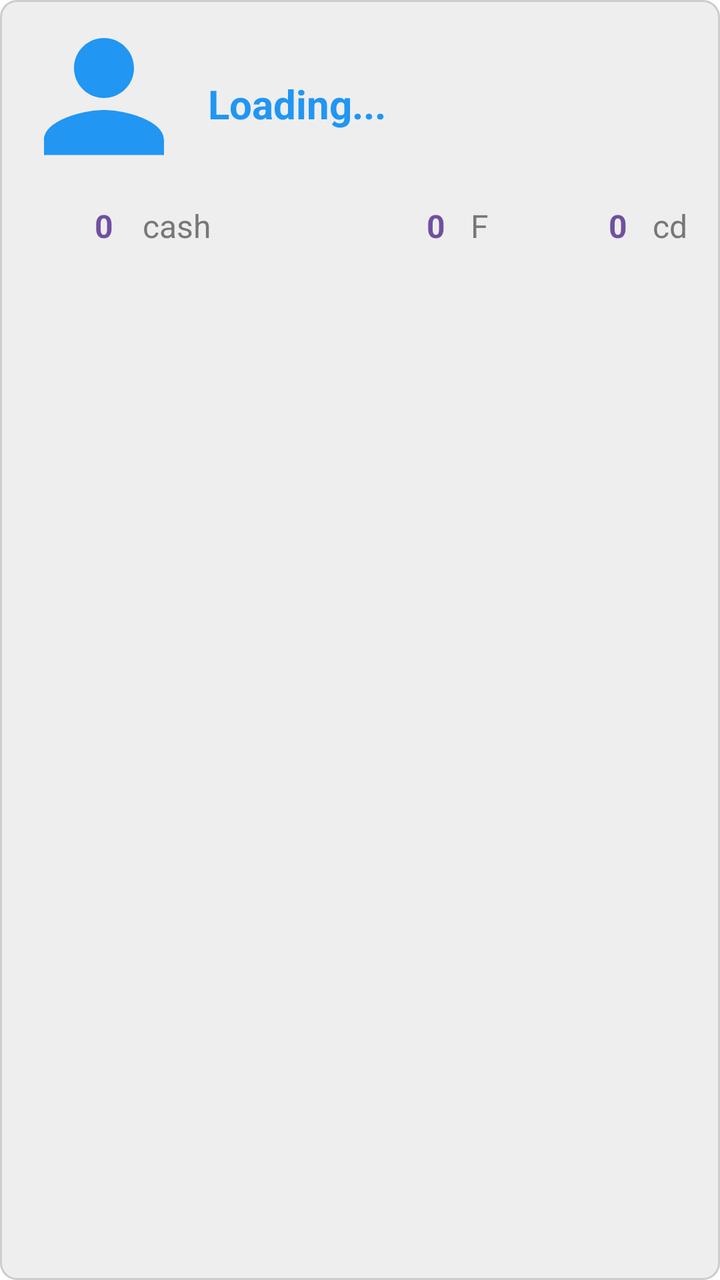
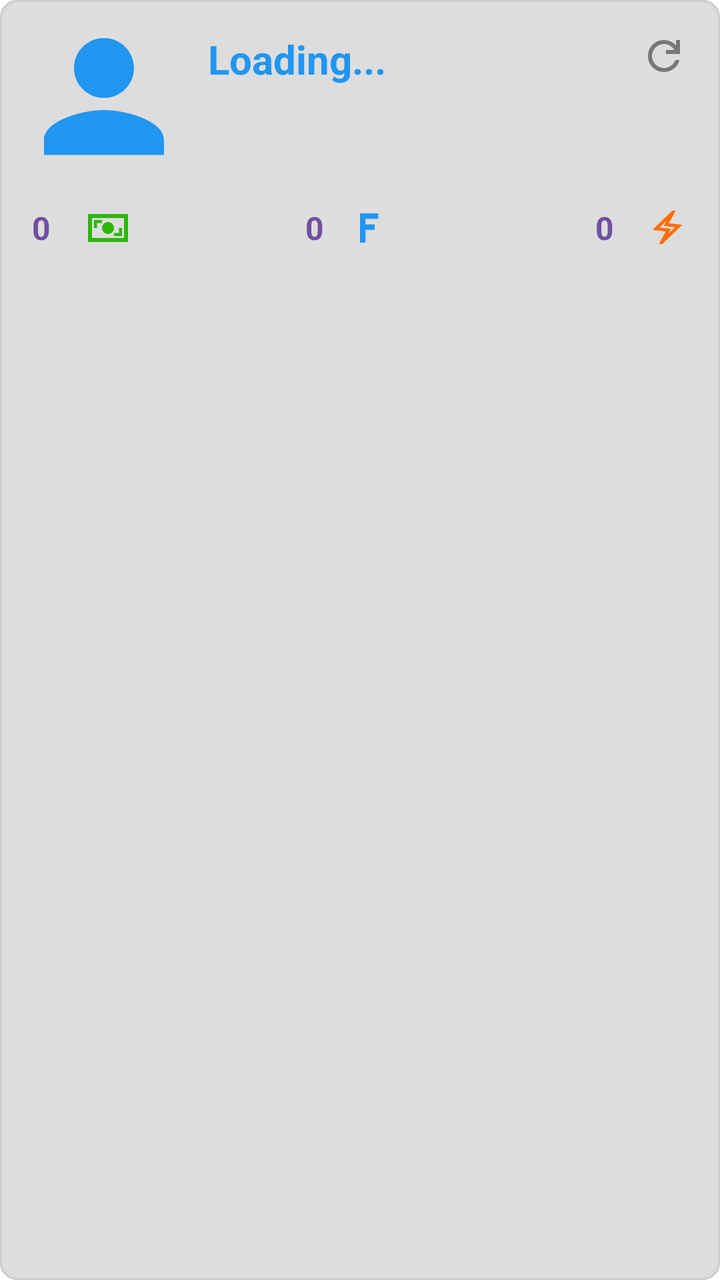

An Android layout rendered at two revisions. The XML below is the earlier revision; the diff shows what the commit changed to produce the second picture.
<!-- AndroidManifest.xml: application theme Theme.Freer -->
<!-- res/layout/layout_fid_card.xml -->
<?xml version="1.0" encoding="utf-8"?>
<LinearLayout xmlns:android="http://schemas.android.com/apk/res/android"
    android:id="@+id/fidCard"
    android:layout_width="match_parent"
    android:layout_height="wrap_content"
    android:layout_margin="8dp"
    android:background="@drawable/rounded_textbox_background"
    android:orientation="vertical"
    android:padding="16dp">

    
    <LinearLayout
        android:layout_width="match_parent"
        android:layout_height="wrap_content"
        android:orientation="horizontal"
        android:gravity="center_vertical"
        android:layout_marginBottom="14dp">

        
        <ImageView
            android:id="@+id/fidAvatar"
            android:layout_width="72dp"
            android:layout_height="72dp"
            android:layout_marginEnd="16dp"
            android:src="@drawable/ic_person"
            android:contentDescription="@string/person_avatar" />

        
        <LinearLayout
            android:layout_width="0dp"
            android:layout_height="wrap_content"
            android:layout_weight="1"
            android:orientation="vertical"
            android:gravity="center_vertical">

            
            <TextView
                android:id="@+id/fidName"
                android:layout_width="wrap_content"
                android:layout_height="wrap_content"
                android:text="Loading..."
                android:textSize="20sp"
                android:textStyle="bold"
                android:textColor="@color/colorAccent"
                android:maxLines="2"
                android:ellipsize="end" />

            
            <TextView
                android:id="@+id/fidLabel"
                android:layout_width="wrap_content"
                android:layout_height="wrap_content"
                android:layout_marginTop="2dp"
                android:textSize="14sp"
                android:textStyle="bold"
                android:textColor="@color/hint"
                android:background="?attr/selectableItemBackground"
                android:padding="4dp"
                android:clickable="true"
                android:focusable="true"
                android:visibility="gone"
                android:minWidth="20dp"
                android:minHeight="20dp"
                android:maxLines="1"
                android:ellipsize="end" />

            
            <ImageView
                android:id="@+id/fidEditIcon"
                android:layout_width="28dp"
                android:layout_height="28dp"
                android:layout_marginTop="2dp"
                android:src="@drawable/ic_label"
                android:background="?attr/selectableItemBackgroundBorderless"
                android:padding="2dp"
                android:clickable="true"
                android:focusable="true"
                android:contentDescription="@string/enter_label"
                android:visibility="gone" />

        </LinearLayout>

        
        <ImageView
            android:id="@+id/fidNoPrikeyIcon"
            android:layout_width="34dp"
            android:layout_height="34dp"
            android:layout_marginTop="-22dp"
            android:src="@drawable/ic_no_prikey"
            android:visibility="gone"
            android:scaleType="centerInside" />

    </LinearLayout>

    
    <LinearLayout
        android:layout_width="match_parent"
        android:layout_height="wrap_content"
        android:orientation="horizontal"
        android:gravity="center_vertical">

        
        <LinearLayout
            android:layout_width="0dp"
            android:layout_height="wrap_content"
            android:layout_weight="1.8"
            android:orientation="horizontal"
            android:gravity="center_vertical|end">
            
            <TextView
                android:id="@+id/fidCash"
                android:layout_width="wrap_content"
                android:layout_height="wrap_content"
                android:text="0"
                android:textSize="16sp"
                android:textStyle="bold"
                android:textColor="@color/field_name"
                android:layout_marginEnd="4dp"
                android:minWidth="20dp"
                android:minHeight="20dp" />

            <TextView
                android:layout_width="wrap_content"
                android:layout_height="wrap_content"
                android:text="cash"
                android:textSize="16sp"
                android:textColor="@color/hint" />
        </LinearLayout>

        
        <LinearLayout
            android:layout_width="0dp"
            android:layout_height="wrap_content"
            android:layout_weight="2.8"
            android:orientation="horizontal"
            android:gravity="center_vertical|end">

            <TextView
                android:id="@+id/fidBalance"
                android:layout_width="wrap_content"
                android:layout_height="wrap_content"
                android:text="0"
                android:textSize="16sp"
                android:textStyle="bold"
                android:textColor="@color/field_name"
                android:layout_marginEnd="2dp"
                android:minWidth="20dp"
                android:minHeight="20dp" />

            <TextView
                android:layout_width="wrap_content"
                android:layout_height="wrap_content"
                android:text="F"
                android:textSize="16sp"
                android:textColor="@color/hint" />
        </LinearLayout>

        
        <LinearLayout
            android:layout_width="0dp"
            android:layout_height="wrap_content"
            android:layout_weight="2"
            android:orientation="horizontal"
            android:gravity="center_vertical|end">
            
            <TextView
                android:id="@+id/fidCd"
                android:layout_width="wrap_content"
                android:layout_height="wrap_content"
                android:text="0"
                android:textStyle="bold"
                android:textSize="16sp"
                android:textColor="@color/field_name"
                android:layout_marginEnd="2dp"
                android:minWidth="20dp"
                android:minHeight="20dp" />

            <TextView
                android:layout_width="wrap_content"
                android:layout_height="wrap_content"
                android:text="cd"
                android:textSize="16sp"
                android:textColor="@color/hint" />
        </LinearLayout>

    </LinearLayout>

</LinearLayout>
<!-- resources referenced by this layout -->
<resources>
  <color name="colorAccent">#2196F3</color>
  <!-- drawable rounded_textbox_background (drawable) -->
  <?xml version="1.0" encoding="utf-8"?>
  <shape xmlns:android="http://schemas.android.com/apk/res/android"
      android:shape="rectangle">
      <solid android:color="@color/background_light" />
      <corners android:radius="8dp" />
      <stroke
          android:width="1dp"
          android:color="#CCCCCC" />
  </shape>
  <color name="background_light">#EEEEEE</color>
  <!-- unchanged entries left out for length: 11 -->
</resources>

<!-- the commit's change to res/layout/layout_fid_card.xml (unified diff, before → after) -->
@@ -1,5 +1,6 @@
 <?xml version="1.0" encoding="utf-8"?>
 <LinearLayout xmlns:android="http://schemas.android.com/apk/res/android"
+    xmlns:app="http://schemas.android.com/apk/res-auto"
     android:id="@+id/fidCard"
     android:layout_width="match_parent"
     android:layout_height="wrap_content"
@@ -13,7 +14,6 @@
         android:layout_width="match_parent"
         android:layout_height="wrap_content"
         android:orientation="horizontal"
-        android:gravity="center_vertical"
         android:layout_marginBottom="14dp">
 
         
@@ -23,72 +23,194 @@
             android:layout_height="72dp"
             android:layout_marginEnd="16dp"
             android:src="@drawable/ic_person"
+            android:gravity="center_vertical"
             android:contentDescription="@string/person_avatar" />
-
-        
         <LinearLayout
-            android:layout_width="0dp"
+            android:layout_width="match_parent"
             android:layout_height="wrap_content"
-            android:layout_weight="1"
             android:orientation="vertical"
-            android:gravity="center_vertical">
+            >
 
             
-            <TextView
-                android:id="@+id/fidName"
-                android:layout_width="wrap_content"
-                android:layout_height="wrap_content"
-                android:text="Loading..."
-                android:textSize="20sp"
-                android:textStyle="bold"
-                android:textColor="@color/colorAccent"
-                android:maxLines="2"
-                android:ellipsize="end" />
+            <LinearLayout
+                android:layout_width="match_parent"
+                android:layout_height="wrap_content"
+                android:layout_weight="1"
+                android:orientation="horizontal"
+                android:gravity="center_vertical">
+
+                
+                <LinearLayout
+                    android:layout_width="0dp"
+                    android:layout_height="wrap_content"
+                    android:layout_weight="1"
+                    android:orientation="vertical"
+                    android:gravity="center_vertical">
+
+                    <TextView
+                        android:id="@+id/fidName"
+                        android:layout_width="wrap_content"
+                        android:layout_height="wrap_content"
+                        android:text="Loading..."
+                        android:textSize="20sp"
+                        android:textStyle="bold"
+                        android:maxLines="2"
+                        android:ellipsize="middle"
+                        android:textColor="@color/accent"
+
+                         />
+                    
+                    <TextView
+                        android:id="@+id/fidLabel"
+                        android:layout_width="wrap_content"
+                        android:layout_height="wrap_content"
+                        android:layout_marginTop="2dp"
+                        android:textSize="14sp"
+                        android:textStyle="bold"
+                        android:textColor="@color/hint"
+                        android:background="?attr/selectableItemBackground"
+                        android:padding="4dp"
+                        android:gravity="center_vertical"
+                        android:clickable="true"
+                        android:focusable="true"
+                        android:visibility="gone"
+                        android:minWidth="20dp"
+                        android:minHeight="20dp"
+                        android:maxLines="1"
+                        android:ellipsize="end" />
+
+                    
+                    <ImageView
+                        android:id="@+id/fidEditIcon"
+                        android:layout_width="28dp"
+                        android:layout_height="28dp"
+                        android:layout_marginTop="2dp"
+                        android:src="@drawable/ic_label"
+                        android:background="?attr/selectableItemBackgroundBorderless"
+                        android:padding="2dp"
+                        android:gravity="center_vertical"
+                        android:clickable="true"
+                        android:focusable="true"
+                        android:contentDescription="@string/enter_label"
+                        android:visibility="gone" />
+                </LinearLayout>
+
+                <LinearLayout
+                    android:layout_width="wrap_content"
+                    android:layout_height="match_parent"
+                    android:orientation="vertical"
+                    android:gravity="top"
+                    >
+                    <ImageView
+                        android:id="@+id/fidRefreshIcon"
+                        android:layout_width="24dp"
+                        android:layout_height="24dp"
+                        android:layout_marginStart="12dp"
+                        android:layout_marginBottom="8dp"
+                        android:src="@drawable/ic_refresh"
+                        app:tint="@color/hint"
+                        android:background="?attr/selectableItemBackgroundBorderless"
+                        android:clickable="true"
+                        android:focusable="true"
+                        android:contentDescription="@string/refresh" />
+                    <ImageView
+                        android:id="@+id/fidQrIcon"
+                        android:layout_width="24dp"
+                        android:layout_height="24dp"
+                        android:layout_marginStart="12dp"
+                        android:layout_marginBottom="8dp"
+                        android:src="@drawable/ic_make_qr"
+                        app:tint="@color/hint"
+                        android:clickable="true"
+                        android:focusable="true"
+                        android:contentDescription="@string/show_qr_code" />
+                    
+                    <ImageView
+                        android:id="@+id/multisigIcon"
+                        android:layout_width="34dp"
+                        android:layout_height="34dp"
+                        android:layout_marginStart="8dp"
+                        android:layout_marginBottom="8dp"
+                        android:src="@drawable/ic_no_prikey"
+                        android:visibility="gone"
+                        android:scaleType="centerInside" />
+
+                    
+                    <ImageView
+                        android:id="@+id/fidDeadIcon"
+                        android:layout_width="34dp"
+                        android:layout_height="34dp"
+                        android:layout_marginStart="8dp"
+                        android:layout_marginBottom="8dp"
+                        android:src="@drawable/ic_dead"
+                        android:visibility="gone"
+                        android:scaleType="centerInside"
+                        android:contentDescription="@string/nobody" />
+
+                </LinearLayout>
+
+            </LinearLayout>
 
             
-            <TextView
-                android:id="@+id/fidLabel"
-                android:layout_width="wrap_content"
-                android:layout_height="wrap_content"
-                android:layout_marginTop="2dp"
-                android:textSize="14sp"
-                android:textStyle="bold"
-                android:textColor="@color/hint"
-                android:background="?attr/selectableItemBackground"
-                android:padding="4dp"
-                android:clickable="true"
-                android:focusable="true"
+            <LinearLayout
+                android:id="@+id/cid_metrics_layout"
+                android:layout_width="wrap_content"
+                android:layout_height="wrap_content"
+                android:orientation="horizontal"
+                android:layout_gravity="end"
+                android:layout_marginTop="4dp"
                 android:visibility="gone"
-                android:minWidth="20dp"
-                android:minHeight="20dp"
-                android:maxLines="1"
-                android:ellipsize="end" />
-
-            
-            <ImageView
-                android:id="@+id/fidEditIcon"
-                android:layout_width="28dp"
-                android:layout_height="28dp"
-                android:layout_marginTop="2dp"
-                android:src="@drawable/ic_label"
-                android:background="?attr/selectableItemBackgroundBorderless"
-                android:padding="2dp"
-                android:clickable="true"
-                android:focusable="true"
-                android:contentDescription="@string/enter_label"
-                android:visibility="gone" />
-
+                >
+
+                <ImageView
+                    android:id="@+id/icon_weight"
+                    android:layout_width="16dp"
+                    android:layout_height="16dp"
+                    android:src="@drawable/ic_weight"
+                    android:layout_gravity="center_vertical"
+                    android:layout_marginEnd="2dp"/>
+
+                <TextView
+                    android:id="@+id/text_weight"
+                    android:layout_width="wrap_content"
+                    android:layout_height="wrap_content"
+                    android:textSize="12sp"
+                    android:layout_gravity="center_vertical"
+                    android:layout_marginEnd="8dp"/>
+
+                <ImageView
+                    android:id="@+id/icon_reputation"
+                    android:layout_width="16dp"
+                    android:layout_height="16dp"
+                    android:src="@drawable/ic_good"
+                    android:layout_gravity="center_vertical"
+                    android:layout_marginEnd="2dp"/>
+
+                <TextView
+                    android:id="@+id/text_reputation"
+                    android:layout_width="wrap_content"
+                    android:layout_height="wrap_content"
+                    android:textSize="12sp"
+                    android:layout_gravity="center_vertical"
+                    android:layout_marginEnd="8dp"/>
+
+                <ImageView
+                    android:id="@+id/icon_hot"
+                    android:layout_width="16dp"
+                    android:layout_height="16dp"
+                    android:src="@drawable/ic_hot"
+                    android:layout_gravity="center_vertical"
+                    android:layout_marginEnd="2dp"/>
+
+                <TextView
+                    android:id="@+id/text_hot"
+                    android:layout_width="wrap_content"
+                    android:layout_height="wrap_content"
+                    android:textSize="12sp"
+                    android:layout_gravity="center_vertical"/>
+
+            </LinearLayout>
         </LinearLayout>
-
-        
-        <ImageView
-            android:id="@+id/fidNoPrikeyIcon"
-            android:layout_width="34dp"
-            android:layout_height="34dp"
-            android:layout_marginTop="-22dp"
-            android:src="@drawable/ic_no_prikey"
-            android:visibility="gone"
-            android:scaleType="centerInside" />
 
     </LinearLayout>
 
@@ -105,8 +227,8 @@
             android:layout_height="wrap_content"
             android:layout_weight="1.8"
             android:orientation="horizontal"
-            android:gravity="center_vertical|end">
-            
+            android:gravity="center_vertical|start">
+
             <TextView
                 android:id="@+id/fidCash"
                 android:layout_width="wrap_content"
@@ -115,16 +237,16 @@
                 android:textSize="16sp"
                 android:textStyle="bold"
                 android:textColor="@color/field_name"
-                android:layout_marginEnd="4dp"
+                android:layout_marginEnd="6dp"
                 android:minWidth="20dp"
                 android:minHeight="20dp" />
 
-            <TextView
-                android:layout_width="wrap_content"
-                android:layout_height="wrap_content"
-                android:text="cash"
-                android:textSize="16sp"
-                android:textColor="@color/hint" />
+            <ImageView
+                android:id="@+id/fidCashIcon"
+                android:layout_width="wrap_content"
+                android:layout_height="24dp"
+                android:layout_gravity="center_vertical"
+                android:src="@drawable/ic_cash" />
         </LinearLayout>
 
         
@@ -133,7 +255,7 @@
             android:layout_height="wrap_content"
             android:layout_weight="2.8"
             android:orientation="horizontal"
-            android:gravity="center_vertical|end">
+            android:gravity="center_vertical|center_horizontal">
 
             <TextView
                 android:id="@+id/fidBalance"
@@ -143,16 +265,16 @@
                 android:textSize="16sp"
                 android:textStyle="bold"
                 android:textColor="@color/field_name"
-                android:layout_marginEnd="2dp"
                 android:minWidth="20dp"
                 android:minHeight="20dp" />
-
-            <TextView
-                android:layout_width="wrap_content"
-                android:layout_height="wrap_content"
-                android:text="F"
-                android:textSize="16sp"
-                android:textColor="@color/hint" />
+            <ImageView
+                android:id="@+id/fidBalanceIcon"
+                android:layout_width="22dp"
+                android:layout_height="22dp"
+                android:src="@drawable/ic_f"
+                android:layout_gravity="center_vertical"
+                android:layout_marginEnd="2dp"/>
+
         </LinearLayout>
 
         
@@ -162,7 +284,7 @@
             android:layout_weight="2"
             android:orientation="horizontal"
             android:gravity="center_vertical|end">
-            
+
             <TextView
                 android:id="@+id/fidCd"
                 android:layout_width="wrap_content"
@@ -171,16 +293,16 @@
                 android:textStyle="bold"
                 android:textSize="16sp"
                 android:textColor="@color/field_name"
-                android:layout_marginEnd="2dp"
                 android:minWidth="20dp"
                 android:minHeight="20dp" />
-
-            <TextView
-                android:layout_width="wrap_content"
-                android:layout_height="wrap_content"
-                android:text="cd"
-                android:textSize="16sp"
-                android:textColor="@color/hint" />
+            <ImageView
+                android:id="@+id/fidCdIcon"
+                android:layout_width="20dp"
+                android:layout_height="20dp"
+                android:layout_marginStart="6dp"
+                android:src="@drawable/ic_power"
+                android:layout_gravity="center_vertical"
+                />
         </LinearLayout>
 
     </LinearLayout>
<!-- resource entries referenced after the edit -->
@@ -1,17 +1,116 @@
 <!-- resources referenced by this layout -->
 <resources>
-  <color name="colorAccent">#2196F3</color>
+  <color name="accent">#2196F3</color>
+  <!-- drawable ic_cash (drawable) -->
+  <vector xmlns:android="http://schemas.android.com/apk/res/android"
+      android:width="24dp"
+      android:height="24dp"
+      android:viewportWidth="960"
+      android:viewportHeight="960">
+    <path
+        android:pathData="M600,640h160v-160h-60v100L600,580v60ZM480,600q50,0 85,-35t35,-85q0,-50 -35,-85t-85,-35q-50,0 -85,35t-35,85q0,50 35,85t85,35ZM200,480h60v-100h100v-60L200,320v160ZM80,760v-560h800v560L80,760ZM160,680h640v-400L160,280v400ZM160,680v-400,400Z"
+        android:fillColor="#2BB800"/>
+  </vector>
+  <!-- drawable ic_dead (drawable) -->
+  <vector xmlns:android="http://schemas.android.com/apk/res/android"
+      android:width="24dp"
+      android:height="24dp"
+      android:viewportWidth="960"
+      android:viewportHeight="960">
+    <path
+        android:pathData="M240,880v-170q-39,-17 -68.5,-45.5t-50,-64.5q-20.5,-36 -31,-77T80,440q0,-158 112,-259t288,-101q176,0 288,101t112,259q0,42 -10.5,83t-31,77q-20.5,36 -50,64.5T720,710v170L240,880ZM320,800h40v-80h80v80h80v-80h80v80h40v-142q38,-9 67.5,-30t50,-50q20.5,-29 31.5,-64t11,-74q0,-125 -88.5,-202.5T480,160q-143,0 -231.5,77.5T160,440q0,39 11,74t31.5,64q20.5,29 50.5,50t67,30v142ZM420,600h120l-60,-120 -60,120ZM340,520q33,0 56.5,-23.5T420,440q0,-33 -23.5,-56.5T340,360q-33,0 -56.5,23.5T260,440q0,33 23.5,56.5T340,520ZM620,520q33,0 56.5,-23.5T700,440q0,-33 -23.5,-56.5T620,360q-33,0 -56.5,23.5T540,440q0,33 23.5,56.5T620,520ZM480,800Z"
+        android:fillColor="#EA3323"/>
+  </vector>
+  <!-- drawable ic_f (drawable) -->
+  <vector xmlns:android="http://schemas.android.com/apk/res/android"
+      android:width="24dp"
+      android:height="24dp"
+      android:viewportWidth="24"
+      android:viewportHeight="24">
+      <path
+          android:fillColor="@color/accent"
+          android:pathData="M8,4 L18,4 L18,7 L11,7 L11,10 L16,10 L16,13 L11,13 L11,20 L8,20 Z"/>
+  </vector>
+  <!-- drawable ic_good (drawable) -->
+  <vector xmlns:android="http://schemas.android.com/apk/res/android"
+      android:width="24dp"
+      android:height="24dp"
+      android:viewportWidth="960"
+      android:viewportHeight="960">
+    <path
+        android:pathData="M720,840L280,840v-520l280,-280 50,50q7,7 11.5,19t4.5,23v14l-44,174h258q32,0 56,24t24,56v80q0,7 -2,15t-4,15L794,792q-9,20 -30,34t-44,14ZM360,760h360l120,-280v-80L480,400l54,-220 -174,174v406ZM360,354v406,-406ZM280,320v80L160,400v360h120v80L80,840v-520h200Z"
+        android:fillColor="#789DE5"/>
+  </vector>
+  <!-- drawable ic_hot (drawable) -->
+  <vector xmlns:android="http://schemas.android.com/apk/res/android"
+      android:width="24dp"
+      android:height="24dp"
+      android:viewportWidth="960"
+      android:viewportHeight="960">
+    <path
+        android:pathData="M240,560q0,52 21,98.5t60,81.5q-1,-5 -1,-9v-9q0,-32 12,-60t35,-51l113,-111 113,111q23,23 35,51t12,60v9q0,4 -1,9 39,-35 60,-81.5t21,-98.5q0,-50 -18.5,-94.5T648,386q-20,13 -42,19.5t-45,6.5q-62,0 -107.5,-41T401,270q-39,33 -69,68.5t-50.5,72Q261,447 250.5,485T240,560ZM480,612 L423,668q-11,11 -17,25t-6,29q0,32 23.5,55t56.5,23q33,0 56.5,-23t23.5,-55q0,-16 -6,-29.5T537,668l-57,-56ZM480,120v132q0,34 23.5,57t57.5,23q18,0 33.5,-7.5T622,302l18,-22q74,42 117,117t43,163q0,134 -93,227T480,880q-134,0 -227,-93t-93,-227q0,-129 86.5,-245T480,120Z"
+        android:fillColor="#EA3323"/>
+  </vector>
+  <!-- drawable ic_make_qr (drawable) -->
+  <?xml version="1.0" encoding="utf-8"?>
+  <vector xmlns:android="http://schemas.android.com/apk/res/android"
+      android:width="24dp"
+      android:height="24dp"
+      android:viewportWidth="24"
+      android:viewportHeight="24"
+      android:tint="@color/accent">
+      <path
+          android:fillColor="@color/text"
+          android:pathData="M3,3h7v7h-7zM14,3h7v7h-7zM3,14h7v7h-7z"/>
+      <path
+          android:fillColor="@color/text"
+          android:pathData="M18,14h3v3h-3zM14,18h3v3h-3zM18,18h3v3h-3z"/>
+  </vector>
+  <!-- drawable ic_power (drawable) -->
+  <vector xmlns:android="http://schemas.android.com/apk/res/android"
+      android:width="24dp"
+      android:height="24dp"
+      android:viewportWidth="960"
+      android:viewportHeight="960">
+    <path
+        android:pathData="m280,880 l160,-300 -320,-40 480,-460h80L520,380l320,40L360,880h-80ZM502,633 L663,479 394,445 457,328 297,482 565,515 502,633ZM480,480Z"
+        android:fillColor="#FF6F00"/>
+  </vector>
+  <!-- drawable ic_refresh (drawable) -->
+  <vector xmlns:android="http://schemas.android.com/apk/res/android"
+      android:width="24dp"
+      android:height="24dp"
+      android:viewportWidth="960"
+      android:viewportHeight="960">
+    <path
+        android:pathData="M480,800q-134,0 -227,-93t-93,-227q0,-134 93,-227t227,-93q69,0 132,28.5T720,270v-110h80v280L520,440v-80h168q-32,-56 -87.5,-88T480,240q-100,0 -170,70t-70,170q0,100 70,170t170,70q77,0 139,-44t87,-116h84q-28,106 -114,173t-196,67Z"
+        android:fillColor="#000000"/>
+  </vector>
+  <!-- drawable ic_weight (drawable) -->
+  <vector xmlns:android="http://schemas.android.com/apk/res/android"
+      android:width="24dp"
+      android:height="24dp"
+      android:viewportWidth="960"
+      android:viewportHeight="960">
+    <path
+        android:pathData="M240,760h480l-57,-400L297,360l-57,400ZM480,280q17,0 28.5,-11.5T520,240q0,-17 -11.5,-28.5T480,200q-17,0 -28.5,11.5T440,240q0,17 11.5,28.5T480,280ZM593,280h70q30,0 52,20t27,49l57,400q5,36 -18.5,63.5T720,840L240,840q-37,0 -60.5,-27.5T161,749l57,-400q5,-29 27,-49t52,-20h70q-3,-10 -5,-19.5t-2,-20.5q0,-50 35,-85t85,-35q50,0 85,35t35,85q0,11 -2,20.5t-5,19.5ZM240,760h480,-480Z"
+        android:fillColor="#7E7EFB"/>
+  </vector>
   <!-- drawable rounded_textbox_background (drawable) -->
   <?xml version="1.0" encoding="utf-8"?>
   <shape xmlns:android="http://schemas.android.com/apk/res/android"
       android:shape="rectangle">
-      <solid android:color="@color/background_light" />
+      <solid android:color="@color/stroke" />
       <corners android:radius="8dp" />
       <stroke
           android:width="1dp"
           android:color="#CCCCCC" />
   </shape>
-  <color name="background_light">#EEEEEE</color>
+  <string name="nobody">Nobody</string>
+  <string name="refresh">Refresh</string>
+  <string name="show_qr_code">Show QR Code</string>
+  <color name="text">#000000</color>
+  <color name="stroke">#DDDDDD</color>
   <!-- unchanged entries left out for length: 11 -->
 </resources>
 
